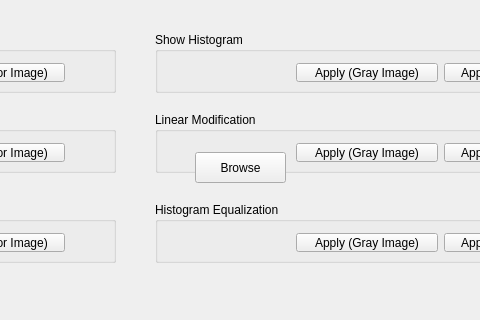
This is src/ImageProcessing/mainwindow.ui in luuthanhvan/Image-Processing as Qt 5 draws it before an edit; both pictures show x 385 to 865 and y 115 to 435 of the 1049 by 435 pixel window. The edited form follows.
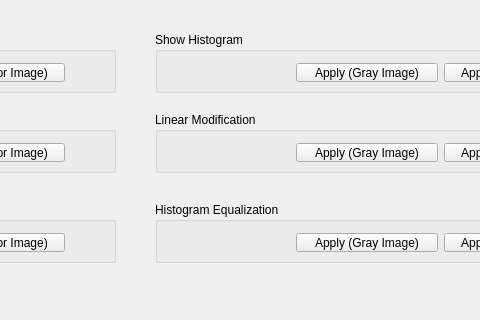
This is the edited form.

Patch:
```diff
--- a/src/ImageProcessing/mainwindow.ui
+++ b/src/ImageProcessing/mainwindow.ui
@@ -312,19 +312,6 @@
      </layout>
     </widget>
    </widget>
-   <widget class="QPushButton" name="btn_browse_2">
-    <property name="geometry">
-     <rect>
-      <x>580</x>
-      <y>250</y>
-      <width>91</width>
-      <height>31</height>
-     </rect>
-    </property>
-    <property name="text">
-     <string>Browse</string>
-    </property>
-   </widget>
    <zorder>layoutWidget</zorder>
    <zorder>btn_browse</zorder>
    <zorder>layoutWidget</zorder>
```
Left out of the diff: 1 changed line with no effect on the pictures.
